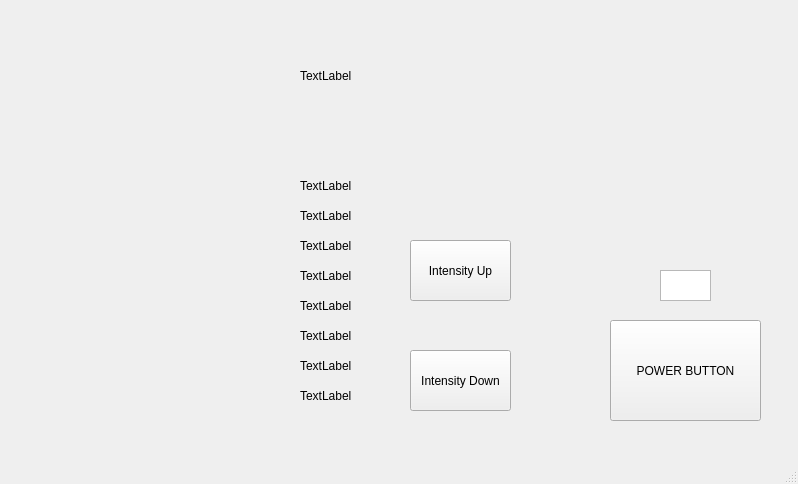
Qt form mainwindow.ui (NebulaCo/ECSS) before a commit.
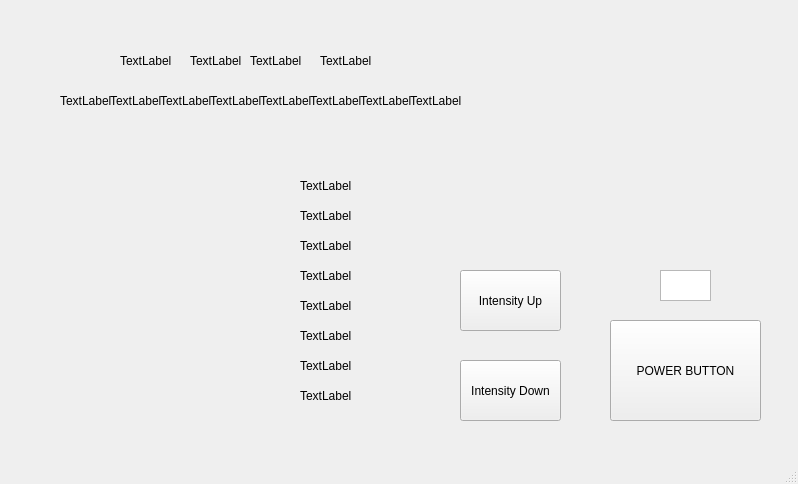
The same form after that commit.

Commit message: Button functionality done (cycling between sessions and groups)

What changed in the file:
```diff
--- a/mainwindow.ui
+++ b/mainwindow.ui
@@ -36,8 +36,8 @@
    <widget class="QPushButton" name="intensityUp">
     <property name="geometry">
      <rect>
-      <x>410</x>
-      <y>240</y>
+      <x>460</x>
+      <y>270</y>
       <width>101</width>
       <height>61</height>
      </rect>
@@ -49,8 +49,8 @@
    <widget class="QPushButton" name="intensityDown">
     <property name="geometry">
      <rect>
-      <x>410</x>
-      <y>350</y>
+      <x>460</x>
+      <y>360</y>
       <width>101</width>
       <height>61</height>
      </rect>
@@ -69,16 +69,6 @@
      </rect>
     </property>
    </widget>
-   <widget class="QWidget" name="widget" native="true">
-    <property name="geometry">
-     <rect>
-      <x>340</x>
-      <y>410</y>
-      <width>91</width>
-      <height>51</height>
-     </rect>
-    </property>
-   </widget>
    <widget class="QLabel" name="bar1">
     <property name="geometry">
      <rect>
@@ -186,10 +176,153 @@
    <widget class="QLabel" name="rightTopBar">
     <property name="geometry">
      <rect>
-      <x>300</x>
-      <y>60</y>
+      <x>120</x>
+      <y>40</y>
+      <width>71</width>
+      <height>41</height>
+     </rect>
+    </property>
+    <property name="text">
+     <string>TextLabel</string>
+    </property>
+   </widget>
+   <widget class="QLabel" name="group2">
+    <property name="geometry">
+     <rect>
+      <x>190</x>
+      <y>40</y>
+      <width>71</width>
+      <height>41</height>
+     </rect>
+    </property>
+    <property name="text">
+     <string>TextLabel</string>
+    </property>
+   </widget>
+   <widget class="QLabel" name="group4">
+    <property name="geometry">
+     <rect>
+      <x>320</x>
+      <y>40</y>
+      <width>71</width>
+      <height>41</height>
+     </rect>
+    </property>
+    <property name="text">
+     <string>TextLabel</string>
+    </property>
+   </widget>
+   <widget class="QLabel" name="group3">
+    <property name="geometry">
+     <rect>
+      <x>250</x>
+      <y>40</y>
+      <width>71</width>
+      <height>41</height>
+     </rect>
+    </property>
+    <property name="text">
+     <string>TextLabel</string>
+    </property>
+   </widget>
+   <widget class="QLabel" name="session4">
+    <property name="geometry">
+     <rect>
+      <x>210</x>
+      <y>80</y>
       <width>51</width>
-      <height>31</height>
+      <height>41</height>
+     </rect>
+    </property>
+    <property name="text">
+     <string>TextLabel</string>
+    </property>
+   </widget>
+   <widget class="QLabel" name="session2">
+    <property name="geometry">
+     <rect>
+      <x>110</x>
+      <y>80</y>
+      <width>51</width>
+      <height>41</height>
+     </rect>
+    </property>
+    <property name="text">
+     <string>TextLabel</string>
+    </property>
+   </widget>
+   <widget class="QLabel" name="session3">
+    <property name="geometry">
+     <rect>
+      <x>160</x>
+      <y>80</y>
+      <width>51</width>
+      <height>41</height>
+     </rect>
+    </property>
+    <property name="text">
+     <string>TextLabel</string>
+    </property>
+   </widget>
+   <widget class="QLabel" name="session1">
+    <property name="geometry">
+     <rect>
+      <x>60</x>
+      <y>80</y>
+      <width>51</width>
+      <height>41</height>
+     </rect>
+    </property>
+    <property name="text">
+     <string>TextLabel</string>
+    </property>
+   </widget>
+   <widget class="QLabel" name="session8">
+    <property name="geometry">
+     <rect>
+      <x>410</x>
+      <y>80</y>
+      <width>51</width>
+      <height>41</height>
+     </rect>
+    </property>
+    <property name="text">
+     <string>TextLabel</string>
+    </property>
+   </widget>
+   <widget class="QLabel" name="session6">
+    <property name="geometry">
+     <rect>
+      <x>310</x>
+      <y>80</y>
+      <width>51</width>
+      <height>41</height>
+     </rect>
+    </property>
+    <property name="text">
+     <string>TextLabel</string>
+    </property>
+   </widget>
+   <widget class="QLabel" name="session7">
+    <property name="geometry">
+     <rect>
+      <x>360</x>
+      <y>80</y>
+      <width>51</width>
+      <height>41</height>
+     </rect>
+    </property>
+    <property name="text">
+     <string>TextLabel</string>
+    </property>
+   </widget>
+   <widget class="QLabel" name="session5">
+    <property name="geometry">
+     <rect>
+      <x>260</x>
+      <y>80</y>
+      <width>51</width>
+      <height>41</height>
      </rect>
     </property>
     <property name="text">
```
Left out of the diff: 2 changed lines with no effect on the pictures. The commit also changes 40 other files.
